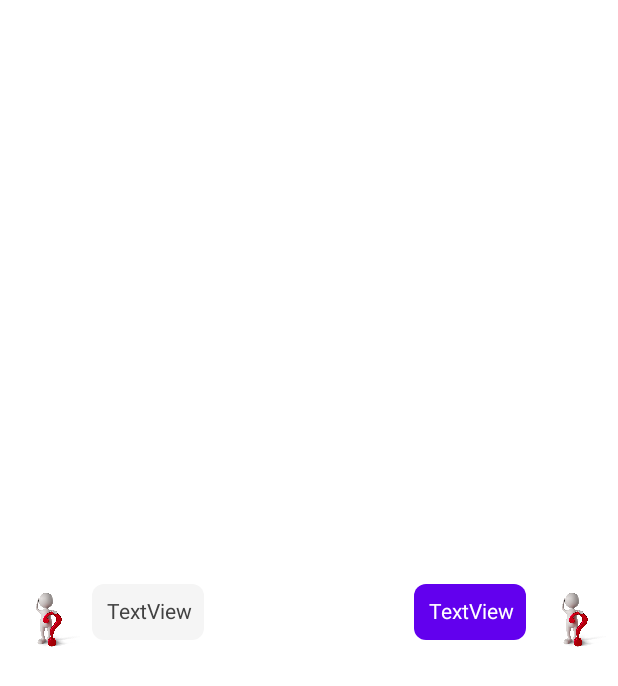
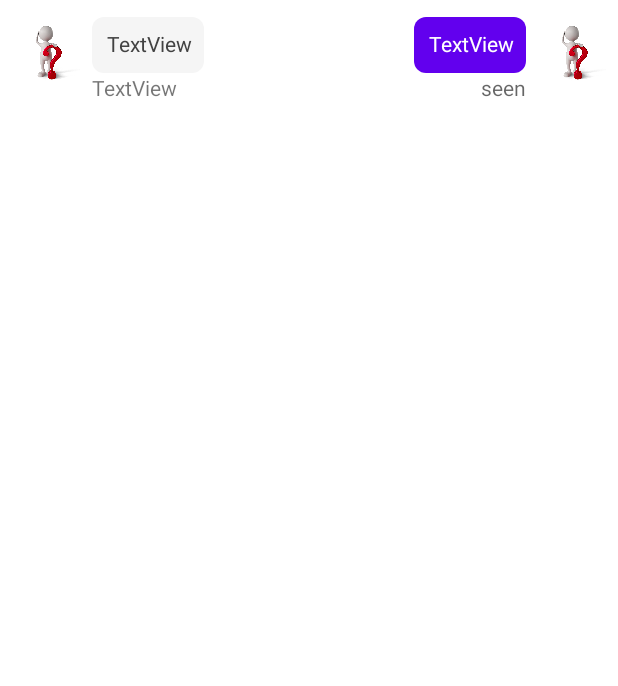
Before and after one commit to Phi-Bo/DoAnLTDD, an Android app: the layout singele_view_sms.xml on its own in the app's theme, with its tools: preview values and no code run, on a phone screen of 412 x 824 dp. Shown: the top 686 px of the screen. Run offline under Robolectric (Android 15) with nearby library versions, the phone set to English and light mode, and no system bars.

Commit message:
nhât sửa i tí của chát

```diff
--- a/Neko/app/src/main/java/com/example/neko/ChatActivity.java
+++ b/Neko/app/src/main/java/com/example/neko/ChatActivity.java
@@ -153,8 +153,6 @@ import java.util.HashMap;
                 hashMap.put("isDeleted","false");
                 hashMap.put("viewOn","");
 
-
-
                 chatRef.child(orderUserId).child(myNumber).push().updateChildren(hashMap).addOnCompleteListener(new OnCompleteListener() {
                     @Override
                     public void onComplete(@NonNull  Task task) {
--- a/Neko/app/src/main/res/layout/singele_view_sms.xml
+++ b/Neko/app/src/main/res/layout/singele_view_sms.xml
@@ -3,7 +3,7 @@
     xmlns:app="http://schemas.android.com/apk/res-auto"
     xmlns:tools="http://schemas.android.com/tools"
     android:layout_width="match_parent"
-    android:layout_height="match_parent"
+    android:layout_height="wrap_content"
     android:background="@color/white">
 
     <de.hdodenhof.circleimageview.CircleImageView
@@ -70,5 +70,24 @@
         app:layout_constraintEnd_toEndOf="parent"
         app:layout_constraintTop_toTopOf="parent" />
 
+    <TextView
+        android:id="@+id/txtFrSeen"
+        android:layout_width="wrap_content"
+        android:layout_height="wrap_content"
+        android:layout_marginEnd="8dp"
+        android:hint="seen"
+        app:layout_constraintEnd_toStartOf="@+id/imScUser"
+        app:layout_constraintTop_toBottomOf="@+id/txtfrChat" />
+
+    <TextView
+        android:id="@+id/txtScSeen"
+        android:layout_width="wrap_content"
+        android:layout_height="wrap_content"
+        android:layout_marginStart="8dp"
+        android:hint="Seen"
+        android:text="TextView"
+        app:layout_constraintStart_toEndOf="@+id/imfrUser"
+        app:layout_constraintTop_toBottomOf="@+id/txtscChat" />
+
 
 </androidx.constraintlayout.widget.ConstraintLayout>
```
Also changed, not shown: Neko/app/src/main/java/com/example/neko/ChatViewHoder.java (+38 -1 lines), Neko/app/src/main/java/com/example/neko/Utills/Chat.java (+26 -2 lines).
